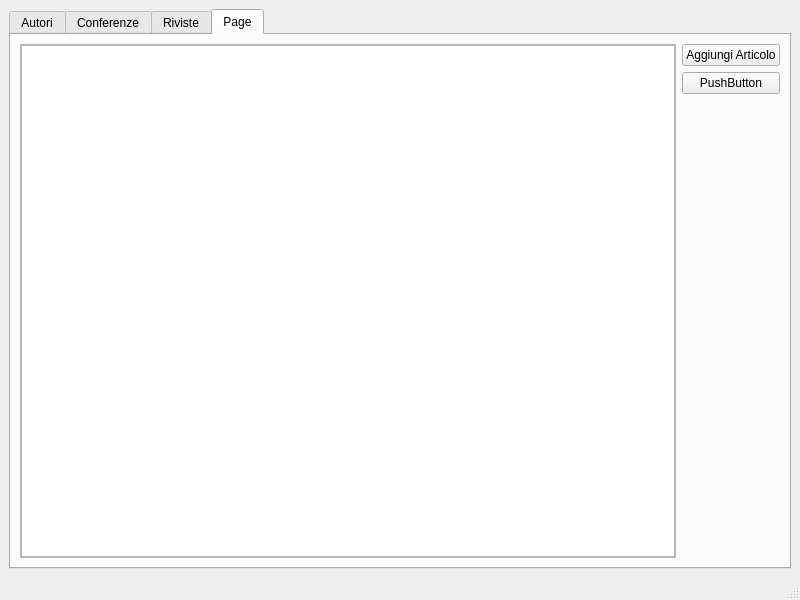
Qt form mainwindow.ui (CrackedNut/progetto-po) before a commit.
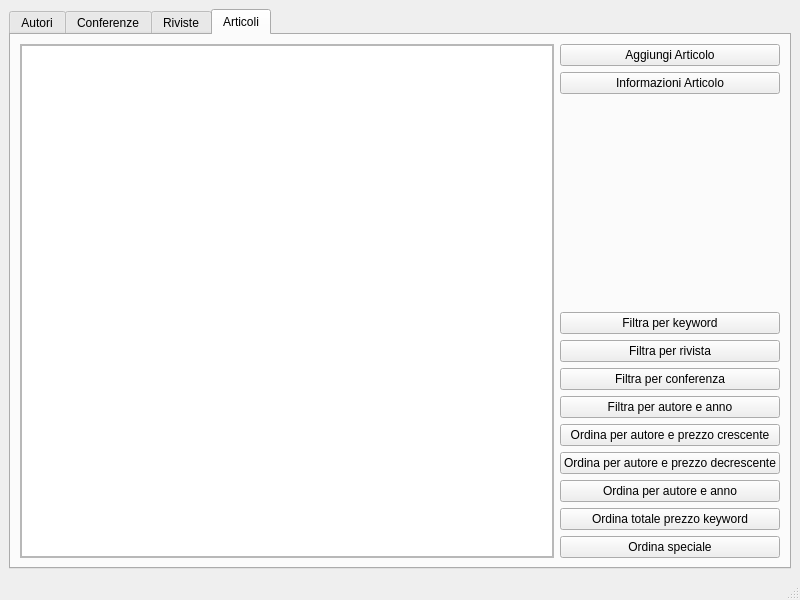
The same form after that commit.

What changed in the file:
```diff
--- a/mainwindow.ui
+++ b/mainwindow.ui
@@ -247,7 +247,7 @@
       </widget>
       <widget class="QWidget" name="tab">
        <attribute name="title">
-        <string>Page</string>
+        <string>Articoli</string>
        </attribute>
        <layout class="QGridLayout" name="gridLayout_9">
         <item row="0" column="0">
@@ -260,7 +260,7 @@
             <rect>
              <x>0</x>
              <y>0</y>
-             <width>640</width>
+             <width>504</width>
              <height>488</height>
             </rect>
            </property>
@@ -299,7 +299,7 @@
           <item>
            <widget class="QPushButton" name="pushButton_2">
             <property name="text">
-             <string>PushButton</string>
+             <string>Informazioni Articolo</string>
             </property>
            </widget>
           </item>
@@ -316,6 +316,69 @@
             </property>
            </spacer>
           </item>
+          <item>
+           <widget class="QPushButton" name="byKeywordButton">
+            <property name="text">
+             <string>Filtra per keyword</string>
+            </property>
+           </widget>
+          </item>
+          <item>
+           <widget class="QPushButton" name="byRivistaButton">
+            <property name="text">
+             <string>Filtra per rivista</string>
+            </property>
+           </widget>
+          </item>
+          <item>
+           <widget class="QPushButton" name="byConferenza">
+            <property name="text">
+             <string>Filtra per conferenza</string>
+            </property>
+           </widget>
+          </item>
+          <item>
+           <widget class="QPushButton" name="filtraAutoreAnno">
+            <property name="text">
+             <string>Filtra per autore e anno</string>
+            </property>
+           </widget>
+          </item>
+          <item>
+           <widget class="QPushButton" name="byConferenza_2">
+            <property name="text">
+             <string>Ordina per autore e prezzo crescente</string>
+            </property>
+           </widget>
+          </item>
+          <item>
+           <widget class="QPushButton" name="byConferenza_3">
+            <property name="text">
+             <string>Ordina per autore e prezzo decrescente</string>
+            </property>
+           </widget>
+          </item>
+          <item>
+           <widget class="QPushButton" name="ordinaAutoreAnno">
+            <property name="text">
+             <string>Ordina per autore e anno</string>
+            </property>
+           </widget>
+          </item>
+          <item>
+           <widget class="QPushButton" name="ordinaAutoreAnno_2">
+            <property name="text">
+             <string>Ordina totale prezzo keyword</string>
+            </property>
+           </widget>
+          </item>
+          <item>
+           <widget class="QPushButton" name="ordina_speciale">
+            <property name="text">
+             <string>Ordina speciale</string>
+            </property>
+           </widget>
+          </item>
          </layout>
         </item>
        </layout>
```
Left out of the diff: 15 changed lines with no effect on the pictures.
